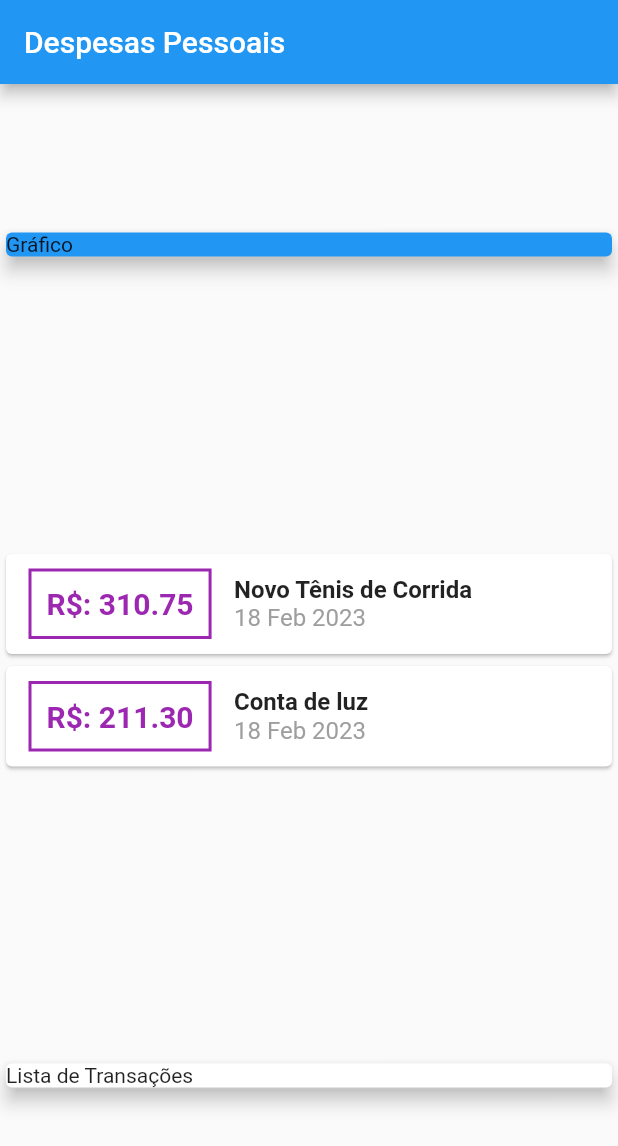
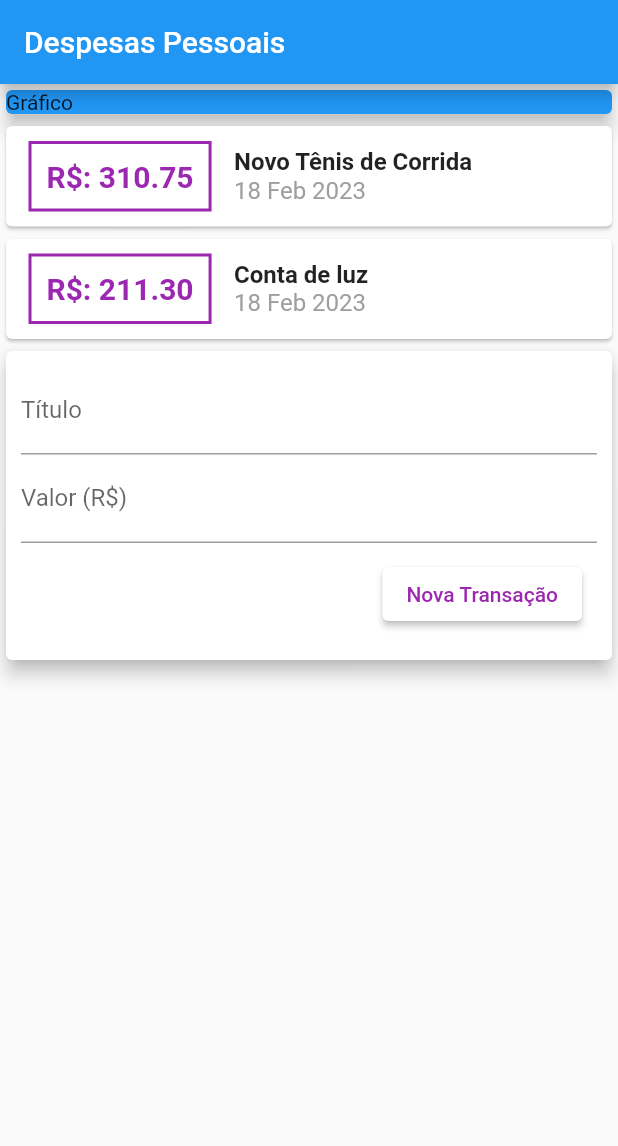
Before and after one commit to oTalDoHud/controle_gastos, a Flutter app: the screen it shows after launch, on a phone screen of 412 x 824 dp. Shown: the top 1146 px of the screen. Run offline on Flutter 3.47's test engine with Material 2 defaults, Android fonts, the phone set to English and light mode, and no system bars.

Commit message:
botão de nova transicao

```diff
--- a/lib/main.dart
+++ b/lib/main.dart
@@ -40,7 +40,6 @@ class MyHomeApp extends StatelessWidget {
         title: const Text("Despesas Pessoais"),
       ),
       body: Column(
-        mainAxisAlignment: MainAxisAlignment.spaceAround,
         crossAxisAlignment: CrossAxisAlignment.stretch,
         children: [
           const Card(
@@ -65,7 +64,7 @@ class MyHomeApp extends StatelessWidget {
                       )),
                       padding: const EdgeInsets.all(10),
                       child: Text(
-                       "R\$: ${tr.value.toStringAsFixed(2)}",
+                        "R\$: ${tr.value.toStringAsFixed(2)}",
                         style: const TextStyle(
                           fontWeight: FontWeight.bold,
                           fontSize: 20,
@@ -97,9 +96,34 @@ class MyHomeApp extends StatelessWidget {
               );
             }).toList(),
           ),
-          const Card(
+          Card(
             elevation: 5,
-            child: Text("Lista de Transações"),
+            child: Padding(
+              padding: const EdgeInsets.all(10.0),
+              child: Column(
+                children: [
+                  const TextField(
+                    decoration: InputDecoration(labelText: "Título"),
+                  ),
+                  const TextField(
+                    decoration: InputDecoration(labelText: "Valor (R\$)"),
+                  ),
+                  Padding(
+                    padding: const EdgeInsets.all(10.0),
+                    child: Row(
+                      mainAxisAlignment: MainAxisAlignment.end,
+                      children: [
+                        ElevatedButton(
+                          onPressed: () => null,
+                          style: TextButton.styleFrom(foregroundColor: Colors.purple, backgroundColor: Colors.white),
+                          child: const Text("Nova Transação"),
+                        ),
+                      ],
+                    ),
+                  )
+                ],
+              ),
+            ),
           ),
         ],
       ),
```
